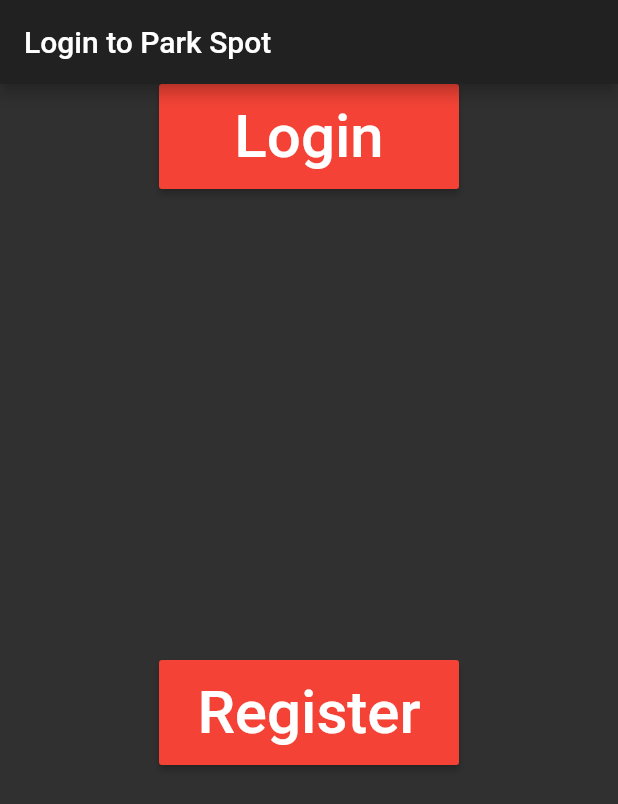
After one commit to nahianalam18/ParkSpot, a Flutter app: the screen it shows after launch, on a phone screen of 412 x 824 dp. The commit adds this screen. Shown: the top 804 px of the screen. Run offline on Flutter 3.47's test engine with Material 2 defaults, Android fonts, the phone set to English and light mode, and no system bars.

Commit message:
Login Screen Implemented

```diff
--- /dev/null
+++ b/lib/loginPage.dart
@@ -0,0 +1,44 @@
+import 'package:flutter/material.dart';
+import 'infoPage.dart';
+
+class Login extends StatelessWidget {
+  const Login({Key key}) : super(key: key);
+
+  @override
+  Widget build(BuildContext context) {
+    return Scaffold(
+        appBar: AppBar(
+          title: Text("Login to Park Spot"),
+        ),
+        body: Center(
+            child: Container(
+                child: Column(
+          children: <Widget>[
+            ButtonTheme(
+                minWidth: 200.0,
+                height: 70.0,
+                child: RaisedButton(
+                  child: Text("Login", style: TextStyle(fontSize: 40)),
+                  color: Colors.red,
+                  onPressed: () {
+                    Navigator.push(context,
+                        MaterialPageRoute(builder: (context) => InfoPage()));
+                  },
+                )),
+            Spacer(flex: 1),
+            ButtonTheme(
+                minWidth: 200.0,
+                height: 70.0,
+                child: RaisedButton(
+                  child: Text("Register", style: TextStyle(fontSize: 40)),
+                  color: Colors.red,
+                  onPressed: () {
+                    Navigator.push(context,
+                        MaterialPageRoute(builder: (context) => InfoPage()));
+                  },
+                )),
+            Spacer(flex: 1)
+          ],
+        ))));
+  }
+}
--- a/lib/main.dart
+++ b/lib/main.dart
@@ -1,5 +1,6 @@
 import 'package:flutter/material.dart';
 import "./infoPage.dart";
+import "./loginPage.dart";
 
 void main() => runApp(MyApp());
 
@@ -13,7 +14,8 @@ class MyApp extends StatelessWidget {
         brightness: Brightness.dark,
         primarySwatch: Colors.blue,
       ),
-      home: InfoPage(),
+      //  home: InfoPage(),
+      home: Login(),
     );
   }
 }
```
Also changed, not shown: lib/availableParking.dart (+25 -4 lines).
